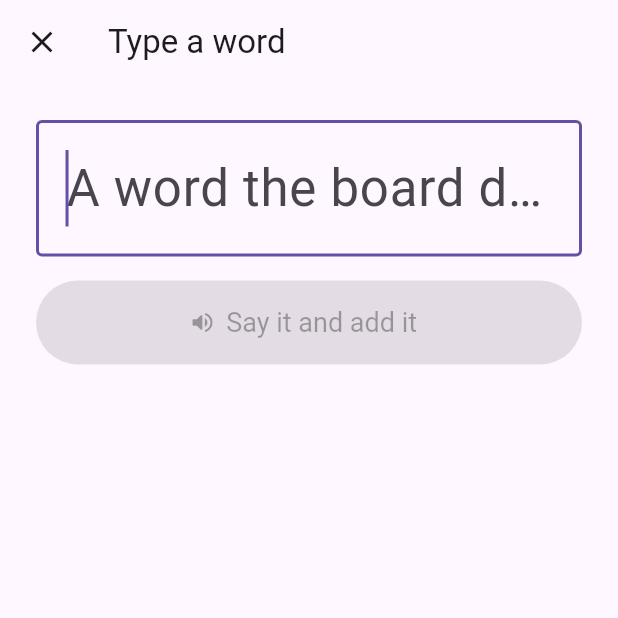
After one commit to sheyaln/wordbridge-flutter, a Flutter app: the TypeAWord screen opened directly, on a phone screen of 412 x 824 dp, the top half of it. The commit adds this screen. Run offline on Flutter 3.47's test engine with Material 3 defaults, Android fonts, the light colour scheme and no system bars; our stand-ins replace drift, drift_flutter, flutter_secure_storage, flutter_svg, flutter_tts, image_picker; accounts and stored records are empty; generated files the repository leaves out were written again; project files that could hold a hidden picture were left out.

Commit message:
Used the device's own keyboard for typing a word

```diff
--- a/app/lib/features/talk/talk_screen.dart
+++ b/app/lib/features/talk/talk_screen.dart
@@ -33,7 +33,7 @@ import '../usage/logger.dart';
 import '../utterance/morphology.dart';
 import '../utterance/utterance.dart';
 import 'breadcrumb_strip.dart';
-import 'on_screen_keyboard.dart';
+import 'type_a_word.dart';
 import 'word_path.dart';
 
 /// Height of the utterance bar. Fixed chrome; the grid gets what is left.
@@ -710,15 +710,15 @@ class TalkScreenState extends State<TalkScreen> {
   /// location for it would cost that location on every board in the set, and
   /// most of these are said once.
   ///
-  /// Not spoken again here. The keyboard says the finished word as it hands it
-  /// over, which is the feedback that the typing worked; saying it a second
-  /// time on arrival would make one word two.
+  /// Not spoken again here. The typing screen says the finished word as it
+  /// hands it over, which is the feedback that the typing worked; saying it a
+  /// second time on arrival would make one word two.
   ///
   /// No part of speech, because nothing here knows one. The endings and the
   /// copula read the word before them, and a typed word tells them nothing —
   /// which is honest: guessing would offer "+ed" on a person's name.
   Future<void> _typeWord() async {
-    final word = await OnScreenKeyboard.show(context, speech: widget.speech);
+    final word = await TypeAWord.show(context, speech: widget.speech);
     if (word == null || !mounted) return;
 
     setState(() {
--- /dev/null
+++ b/app/lib/features/talk/type_a_word.dart
@@ -0,0 +1,133 @@
+import 'package:flutter/material.dart';
+
+import '../speech/speech_engine.dart';
+
+/// Typing a word the board does not have.
+///
+/// For the word that is not on the board and is not going to be — a place name,
+/// a visitor, the title of something somebody watched once. A location for it
+/// would cost that location on every board in the set, and most of these are
+/// said once.
+///
+/// The device's own keyboard rather than one drawn here. It is the keyboard
+/// this person has already learned, carrying whatever has been set up on it —
+/// text replacements, a second language, a third-party layout — and it comes
+/// with the platform's own accessibility rather than an imitation of it. It is
+/// also full height, which a keyboard drawn inside a sheet is not.
+///
+/// Nothing is spoken until the word is finished. A keyboard that said each
+/// letter as it landed would make typing a word an announcement of how it is
+/// spelled, to a room that was waiting for the word.
+class TypeAWord extends StatefulWidget {
+  const TypeAWord({super.key, this.speech});
+
+  final SpeechEngine? speech;
+
+  /// The finished word, already spoken, or null if nobody finished one.
+  static Future<String?> show(BuildContext context, {SpeechEngine? speech}) =>
+      Navigator.of(context).push<String>(
+        MaterialPageRoute<String>(
+          fullscreenDialog: true,
+          builder: (_) => TypeAWord(speech: speech),
+        ),
+      );
+
+  @override
+  State<TypeAWord> createState() => _TypeAWordState();
+}
+
+class _TypeAWordState extends State<TypeAWord> {
+  final _field = TextEditingController();
+  final _focus = FocusNode();
+
+  @override
+  void initState() {
+    super.initState();
+    // The keyboard is the screen, so it comes up without anybody asking for it.
+    _focus.requestFocus();
+  }
+
+  @override
+  void dispose() {
+    _field.dispose();
+    _focus.dispose();
+    super.dispose();
+  }
+
+  bool get _hasWord => _field.text.trim().isNotEmpty;
+
+  /// Says the word once and hands it back.
+  ///
+  /// Speech is tried before the screen closes, and a failure closes it anyway:
+  /// the word still belongs in the sentence, and a screen that would not shut
+  /// because the voice was busy is a person stuck behind a keyboard.
+  Future<void> _send() async {
+    final word = _field.text.trim();
+    if (word.isEmpty) return;
+
+    try {
+      await widget.speech?.speak(word);
+    } catch (_) {
+      // Nowhere to report it to, and the word is not lost by it.
+    }
+
+    if (mounted) Navigator.of(context).pop(word);
+  }
+
+  @override
+  Widget build(BuildContext context) {
+    return Scaffold(
+      appBar: AppBar(
+        title: const Text('Type a word'),
+        leading: IconButton(
+          icon: const Icon(Icons.close),
+          tooltip: 'Back to the board',
+          onPressed: () => Navigator.of(context).pop(),
+        ),
+      ),
+      body: Padding(
+        padding: const EdgeInsets.fromLTRB(24, 24, 24, 12),
+        child: Column(
+          crossAxisAlignment: CrossAxisAlignment.stretch,
+          children: [
+            TextField(
+              controller: _field,
+              focusNode: _focus,
+              autofocus: true,
+              // Nothing here overrides how the keyboard behaves. Whatever has
+              // been set up on this device — replacements, corrections, a
+              // second language — is the reason for using it rather than
+              // drawing one.
+              textInputAction: TextInputAction.done,
+              onSubmitted: (_) => _send(),
+              onChanged: (_) => setState(() {}),
+              style: const TextStyle(fontSize: 34),
+              decoration: const InputDecoration(
+                hintText: 'A word the board does not have',
+                border: OutlineInputBorder(),
+                contentPadding: EdgeInsets.symmetric(
+                  horizontal: 16,
+                  vertical: 20,
+                ),
+              ),
+            ),
+            const SizedBox(height: 16),
+            // Beside the return key rather than instead of it, because a
+            // keyboard set up for another language may not put "done" where
+            // this one expects it.
+            FilledButton.icon(
+              onPressed: _hasWord ? _send : null,
+              icon: const Icon(Icons.volume_up_rounded),
+              label: const Text('Say it and add it'),
+              style: FilledButton.styleFrom(
+                minimumSize: const Size.fromHeight(56),
+                textStyle: const TextStyle(fontSize: 18),
+              ),
+            ),
+            const Spacer(),
+          ],
+        ),
+      ),
+    );
+  }
+}
```
Also changed, not shown: app/lib/features/talk/on_screen_keyboard.dart (deleted, +0 -457 lines), 2 other files.
